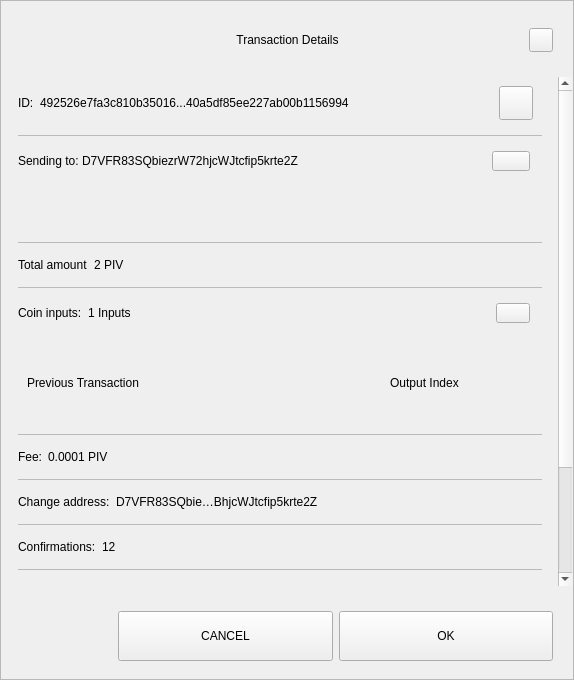
Before: the Qt Designer form src/qt/pivx/forms/sendconfirmdialog.ui in RapidsOfficial/Rapids, drawn with Qt 5.
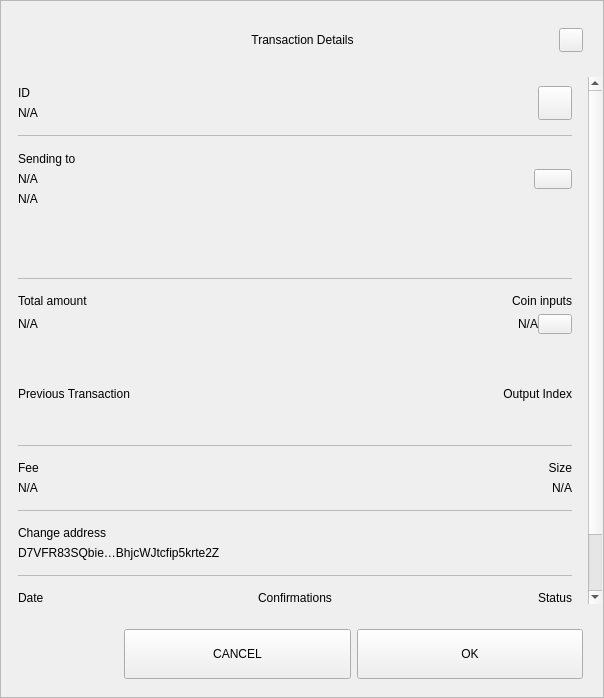
After: the same form once the commit is applied.

Commit message: [GUI] Add address-label to sendconfirm-popup

Diff of the .ui file:
```diff
--- a/src/qt/pivx/forms/sendconfirmdialog.ui
+++ b/src/qt/pivx/forms/sendconfirmdialog.ui
@@ -6,8 +6,8 @@
    <rect>
     <x>0</x>
     <y>0</y>
-    <width>574</width>
-    <height>680</height>
+    <width>604</width>
+    <height>698</height>
    </rect>
   </property>
   <property name="sizePolicy">
@@ -218,8 +218,8 @@
              <rect>
               <x>0</x>
               <y>0</y>
-              <width>556</width>
-              <height>672</height>
+              <width>586</width>
+              <height>644</height>
              </rect>
             </property>
             <property name="autoFillBackground">
@@ -263,10 +263,15 @@
                 </property>
                 <item>
                  <widget class="QWidget" name="contentID" native="true">
-                  <layout class="QHBoxLayout" name="horizontalLayout_12" stretch="0,1,0">
+                  <layout class="QHBoxLayout" name="horizontalLayout_12" stretch="0,0">
                    <property name="leftMargin">
                     <number>0</number>
                    </property>
+                   <property name="rightMargin">
+                    <number>0</number>
+                   </property>
+                   <item>
+                    <layout class="QVBoxLayout" name="contentID_int">
                    <item>
                     <widget class="QLabel" name="labelId">
                      <property name="maximumSize">
@@ -276,16 +281,18 @@
                       </size>
                      </property>
                      <property name="text">
-                      <string>ID:</string>
+                        <string>ID</string>
                      </property>
                     </widget>
                    </item>
                    <item>
                     <widget class="QLabel" name="textId">
                      <property name="text">
-                      <string>492526e7fa3c810b35016...40a5df85ee227ab00b1156994</string>
-                     </property>
-                    </widget>
+                        <string notr="true">N/A</string>
+                       </property>
+                      </widget>
+                     </item>
+                    </layout>
                    </item>
                    <item>
                     <widget class="QPushButton" name="pushCopy">
@@ -319,7 +326,7 @@
                  </widget>
                 </item>
                 <item>
-                 <widget class="QLabel" name="labelDivider9">
+                 <widget class="QLabel" name="labelDividerID">
                   <property name="maximumSize">
                    <size>
                     <width>16777215</width>
@@ -335,16 +342,36 @@
                  </widget>
                 </item>
                 <item>
-                 <widget class="QWidget" name="contentOutputs" native="true">
-                  <layout class="QHBoxLayout" name="horizontalLayout_11" stretch="0,3,0">
+                 <widget class="QWidget" name="contentOutputsLabel" native="true">
+                  <layout class="QHBoxLayout" name="horizontalLayout_11" stretch="0,0">
                    <property name="spacing">
+                    <number>6</number>
+                   </property>
+                   <property name="leftMargin">
                     <number>0</number>
                    </property>
+                   <property name="topMargin">
+                    <number>9</number>
+                   </property>
+                   <property name="rightMargin">
+                    <number>0</number>
+                   </property>
+                   <property name="bottomMargin">
+                    <number>9</number>
+                   </property>
+                   <item>
+                    <layout class="QVBoxLayout" name="contentOutputsLabel_int">
                    <property name="leftMargin">
                     <number>0</number>
                    </property>
+                     <property name="topMargin">
+                      <number>1</number>
+                     </property>
                    <property name="rightMargin">
-                    <number>12</number>
+                      <number>6</number>
+                     </property>
+                     <property name="bottomMargin">
+                      <number>1</number>
                    </property>
                    <item>
                     <widget class="QLabel" name="labelSend">
@@ -355,16 +382,43 @@
                       </size>
                      </property>
                      <property name="text">
-                      <string>Sending to: </string>
+                        <string>Sending to</string>
+                       </property>
+                      </widget>
+                     </item>
+                     <item>
+                      <widget class="QWidget" name="widget" native="true">
+                       <layout class="QVBoxLayout" name="verticalLayout_6">
+                        <property name="leftMargin">
+                         <number>0</number>
+                        </property>
+                        <property name="topMargin">
+                         <number>0</number>
+                        </property>
+                        <property name="rightMargin">
+                         <number>0</number>
+                        </property>
+                        <property name="bottomMargin">
+                         <number>0</number>
+                        </property>
+                        <item>
+                         <widget class="QLabel" name="textSendLabel">
+                          <property name="text">
+                           <string notr="true">N/A</string>
                      </property>
                     </widget>
                    </item>
                    <item>
                     <widget class="QLabel" name="textSend">
                      <property name="text">
-                      <string>D7VFR83SQbiezrW72hjcWJtcfip5krte2Z </string>
-                     </property>
-                    </widget>
+                           <string notr="true">N/A</string>
+                          </property>
+                         </widget>
+                        </item>
+                       </layout>
+                      </widget>
+                     </item>
+                    </layout>
                    </item>
                    <item>
                     <widget class="QPushButton" name="pushOutputs">
@@ -415,7 +469,7 @@
                     <rect>
                      <x>0</x>
                      <y>0</y>
-                     <width>522</width>
+                     <width>552</width>
                      <height>48</height>
                     </rect>
                    </property>
@@ -428,7 +482,7 @@
                  </widget>
                 </item>
                 <item>
-                 <widget class="QLabel" name="labelDivider8">
+                 <widget class="QLabel" name="labelDividerOutputs">
                   <property name="maximumSize">
                    <size>
                     <width>16777215</width>
@@ -444,12 +498,31 @@
                  </widget>
                 </item>
                 <item>
-                 <widget class="QWidget" name="contentAmount" native="true">
-                  <layout class="QHBoxLayout" name="horizontalLayout_4" stretch="0,1">
+                 <widget class="QWidget" name="gridAmounts" native="true">
+                  <layout class="QGridLayout" name="contentAmountInputs">
                    <property name="leftMargin">
                     <number>0</number>
                    </property>
-                   <item>
+                   <property name="topMargin">
+                    <number>9</number>
+                   </property>
+                   <property name="rightMargin">
+                    <number>0</number>
+                   </property>
+                   <property name="bottomMargin">
+                    <number>9</number>
+                   </property>
+                   <property name="horizontalSpacing">
+                    <number>12</number>
+                   </property>
+                   <item row="1" column="0">
+                    <widget class="QLabel" name="textAmount">
+                     <property name="text">
+                      <string notr="true">N/A</string>
+                     </property>
+                    </widget>
+                   </item>
+                   <item row="0" column="0">
                     <widget class="QLabel" name="labelAmount">
                      <property name="maximumSize">
                       <size>
@@ -462,42 +535,7 @@
                      </property>
                     </widget>
                    </item>
-                   <item>
-                    <widget class="QLabel" name="textAmount">
-                     <property name="text">
-                      <string>2 PIV</string>
-                     </property>
-                    </widget>
-                   </item>
-                  </layout>
-                 </widget>
-                </item>
-                <item>
-                 <widget class="QLabel" name="labelDivider6">
-                  <property name="maximumSize">
-                   <size>
-                    <width>16777215</width>
-                    <height>1</height>
-                   </size>
-                  </property>
-                  <property name="styleSheet">
-                   <string notr="true">background-color:#bababa;</string>
-                  </property>
-                  <property name="text">
-                   <string/>
-                  </property>
-                 </widget>
-                </item>
-                <item>
-                 <widget class="QWidget" name="contentInputs" native="true">
-                  <layout class="QHBoxLayout" name="horizontalLayout" stretch="0,2,0">
-                   <property name="leftMargin">
-                    <number>0</number>
-                   </property>
-                   <property name="rightMargin">
-                    <number>12</number>
-                   </property>
-                   <item>
+                   <item row="0" column="3">
                     <widget class="QLabel" name="labelInputs">
                      <property name="sizePolicy">
                       <sizepolicy hsizetype="Minimum" vsizetype="Preferred">
@@ -512,14 +550,22 @@
                       </size>
                      </property>
                      <property name="text">
-                      <string>Coin inputs:</string>
+                      <string>Coin inputs</string>
+                     </property>
+                     <property name="alignment">
+                      <set>Qt::AlignRight|Qt::AlignTrailing|Qt::AlignVCenter</set>
                      </property>
                     </widget>
                    </item>
+                   <item row="1" column="3">
+                    <layout class="QHBoxLayout" name="horizontalLayout">
                    <item>
                     <widget class="QLabel" name="textInputs">
                      <property name="text">
-                      <string>1 Inputs</string>
+                        <string notr="true">N/A</string>
+                       </property>
+                       <property name="alignment">
+                        <set>Qt::AlignRight|Qt::AlignTrailing|Qt::AlignVCenter</set>
                      </property>
                     </widget>
                    </item>
@@ -534,6 +580,9 @@
                      <property name="focusPolicy">
                       <enum>Qt::NoFocus</enum>
                      </property>
+                       <property name="layoutDirection">
+                        <enum>Qt::LeftToRight</enum>
+                       </property>
                      <property name="styleSheet">
                       <string notr="true"/>
                      </property>
@@ -541,6 +590,8 @@
                       <string/>
                      </property>
                     </widget>
+                     </item>
+                    </layout>
                    </item>
                   </layout>
                  </widget>
@@ -559,13 +610,41 @@
                     <height>90</height>
                    </size>
                   </property>
-                  <layout class="QGridLayout" name="gridLayoutInput" columnstretch="5,2" rowminimumheight="0">
+                  <property name="lineWidth">
+                   <number>0</number>
+                  </property>
+                  <layout class="QGridLayout" name="gridLayoutInput" columnstretch="5,0">
                    <property name="sizeConstraint">
                     <enum>QLayout::SetMaximumSize</enum>
                    </property>
+                   <property name="leftMargin">
+                    <number>0</number>
+                   </property>
+                   <property name="rightMargin">
+                    <number>0</number>
+                   </property>
                    <property name="verticalSpacing">
                     <number>0</number>
                    </property>
+                   <item row="0" column="1">
+                    <widget class="QLabel" name="labelOutputIndex">
+                     <property name="layoutDirection">
+                      <enum>Qt::LeftToRight</enum>
+                     </property>
+                     <property name="text">
+                      <string>Output Index</string>
+                     </property>
+                     <property name="textFormat">
+                      <enum>Qt::AutoText</enum>
+                     </property>
+                     <property name="alignment">
+                      <set>Qt::AlignRight|Qt::AlignTrailing|Qt::AlignVCenter</set>
+                     </property>
+                     <property name="margin">
+                      <number>0</number>
+                     </property>
+                    </widget>
+                   </item>
                    <item row="0" column="0" alignment="Qt::AlignLeft">
                     <widget class="QLabel" name="labelTitlePrevTx">
                      <property name="text">
@@ -573,21 +652,11 @@
                      </property>
                     </widget>
                    </item>
-                   <item row="0" column="1" alignment="Qt::AlignLeft">
-                    <widget class="QLabel" name="labelOutputIndex">
-                     <property name="text">
-                      <string>Output Index</string>
-                     </property>
-                     <property name="alignment">
-                      <set>Qt::AlignCenter</set>
-                     </property>
-                    </widget>
-                   </item>
                   </layout>
                  </widget>
                 </item>
                 <item>
-                 <widget class="QLabel" name="labelDivider1">
+                 <widget class="QLabel" name="labelDividerPrevtx">
                   <property name="maximumSize">
                    <size>
                     <width>16777215</width>
@@ -603,9 +672,19 @@
                  </widget>
                 </item>
                 <item>
-                 <widget class="QWidget" name="contentFee" native="true">
-                  <layout class="QHBoxLayout" name="horizontalLayout_7" stretch="0,1">
-                   <property name="leftMargin">
+                 <layout class="QHBoxLayout" name="contentFeeSize">
+                  <property name="topMargin">
+                   <number>9</number>
+                  </property>
+                  <property name="bottomMargin">
+                   <number>9</number>
+                  </property>
+                  <item>
+                   <layout class="QVBoxLayout" name="contentFee">
+                    <property name="topMargin">
+                     <number>0</number>
+                    </property>
+                    <property name="bottomMargin">
                     <number>0</number>
                    </property>
                    <item>
@@ -617,22 +696,64 @@
                       </size>
                      </property>
                      <property name="text">
-                      <string>Fee:</string>
+                       <string>Fee</string>
                      </property>
                     </widget>
                    </item>
                    <item>
                     <widget class="QLabel" name="textFee">
                      <property name="text">
-                      <string>0.0001 PIV</string>
+                       <string notr="true">N/A</string>
                      </property>
                     </widget>
                    </item>
                   </layout>
+                  </item>
+                  <item>
+                   <widget class="QWidget" name="contentSize" native="true">
+                    <layout class="QVBoxLayout" name="contentSize_layout">
+                     <property name="topMargin">
+                      <number>0</number>
+                     </property>
+                     <property name="rightMargin">
+                      <number>0</number>
+                     </property>
+                     <property name="bottomMargin">
+                      <number>0</number>
+                     </property>
+                     <item>
+                      <widget class="QLabel" name="labelSize">
+                       <property name="maximumSize">
+                        <size>
+                         <width>16777215</width>
+                         <height>16777215</height>
+                        </size>
+                       </property>
+                       <property name="text">
+                        <string>Size</string>
+                       </property>
+                       <property name="alignment">
+                        <set>Qt::AlignRight|Qt::AlignTrailing|Qt::AlignVCenter</set>
+                       </property>
                  </widget>
                 </item>
                 <item>
-                 <widget class="QLabel" name="labelDivider2">
+                      <widget class="QLabel" name="textSize">
+                       <property name="text">
+                        <string notr="true">N/A</string>
+                       </property>
+                       <property name="alignment">
+                        <set>Qt::AlignRight|Qt::AlignTrailing|Qt::AlignVCenter</set>
+                       </property>
+                      </widget>
+                     </item>
+                    </layout>
+                   </widget>
+                  </item>
+                 </layout>
+                </item>
+                <item>
+                 <widget class="QLabel" name="labelDividerFeeSize">
                   <property name="maximumSize">
                    <size>
                     <width>16777215</width>
@@ -649,10 +770,19 @@
                 </item>
                 <item>
                  <widget class="QWidget" name="contentChangeAddress" native="true">
-                  <layout class="QHBoxLayout" name="horizontalLayout_6" stretch="0,1">
+                  <layout class="QVBoxLayout" name="contentChangeAddress_layout">
                    <property name="leftMargin">
                     <number>0</number>
                    </property>
+                   <property name="topMargin">
+                    <number>9</number>
+                   </property>
+                   <property name="rightMargin">
+                    <number>0</number>
+                   </property>
+                   <property name="bottomMargin">
+                    <number>9</number>
+                   </property>
                    <item>
                     <widget class="QLabel" name="labelChange">
                      <property name="maximumSize">
@@ -662,7 +792,7 @@
                       </size>
                      </property>
                      <property name="text">
-                      <string>Change address:</string>
+                      <string>Change address</string>
                      </property>
                     </widget>
                    </item>
@@ -677,7 +807,7 @@
                  </widget>
                 </item>
                 <item>
-                 <widget class="QLabel" name="labelDivider4">
+                 <widget class="QLabel" name="labelDividerChange">
                   <property name="maximumSize">
                    <size>
                     <width>16777215</width>
@@ -693,12 +823,25 @@
                  </widget>
                 </item>
                 <item>
-                 <widget class="QWidget" name="contentConfirmations" native="true">
-                  <layout class="QHBoxLayout" name="horizontalLayout_8" stretch="0,1">
+                 <widget class="QWidget" name="gridConfDateStatus" native="true">
+                  <layout class="QGridLayout" name="contentConfDateStatus">
                    <property name="leftMargin">
                     <number>0</number>
                    </property>
-                   <item>
+                   <property name="rightMargin">
+                    <number>0</number>
+                   </property>
+                   <item row="1" column="3">
+                    <widget class="QLabel" name="textStatus">
+                     <property name="text">
+                      <string>Spendable</string>
+                     </property>
+                     <property name="alignment">
+                      <set>Qt::AlignRight|Qt::AlignTrailing|Qt::AlignVCenter</set>
+                     </property>
+                    </widget>
+                   </item>
+                   <item row="0" column="1">
                     <widget class="QLabel" name="labelConfirmations">
                      <property name="maximumSize">
                       <size>
@@ -707,88 +850,40 @@
                       </size>
                      </property>
                      <property name="text">
-                      <string>Confirmations:</string>
+                      <string>Confirmations</string>
                      </property>
+                     <property name="alignment">
+                      <set>Qt::AlignCenter</set>
+                     </property>
                     </widget>
                    </item>
-                   <item>
+                   <item row="0" column="3">
+                    <widget class="QLabel" name="labelStatus">
+                     <property name="maximumSize">
+                      <size>
+                       <width>16777215</width>
+                       <height>16777215</height>
+                      </size>
+                     </property>
+                     <property name="text">
+                      <string>Status</string>
+                     </property>
+                     <property name="alignment">
+                      <set>Qt::AlignRight|Qt::AlignTrailing|Qt::AlignVCenter</set>
+                     </property>
+                    </widget>
+                   </item>
+                   <item row="1" column="1">
                     <widget class="QLabel" name="textConfirmations">
                      <property name="text">
-                      <string>12</string>
+                      <string notr="true">N/A</string>
                      </property>
-                    </widget>
-                   </item>
-                  </layout>
-                 </widget>
-                </item>
-                <item>
-                 <widget class="QLabel" name="labelDivider7">
-                  <property name="maximumSize">
-                   <size>
-                    <width>16777215</width>
-                    <height>1</height>
-                   </size>
-                  </property>
-                  <property name="styleSheet">
-                   <string notr="true">background-color:#bababa;</string>
-                  </property>
-                  <property name="text">
-                   <string/>
-                  </property>
-                 </widget>
-                </item>
-                <item>
-                 <widget class="QWidget" name="contentSize" native="true">
-                  <layout class="QHBoxLayout" name="horizontalLayout_9" stretch="0,1">
-                   <property name="leftMargin">
-                    <number>0</number>
-                   </property>
-                   <item>
-                    <widget class="QLabel" name="labelSize">
-                     <property name="maximumSize">
-                      <size>
-                       <width>16777215</width>
-                       <height>16777215</height>
-                      </size>
-                     </property>
-                     <property name="text">
-                      <string>Size:</string>
-                     </property>
-                    </widget>
-                   </item>
-                   <item>
-                    <widget class="QLabel" name="textSize">
-                     <property name="text">
-                      <string>2 kB</string>
-                     </property>
-                    </widget>
-                   </item>
-                  </layout>
-                 </widget>
-                </item>
-                <item>
-                 <widget class="QLabel" name="labelDivider3">
-                  <property name="maximumSize">
-                   <size>
-                    <width>16777215</width>
-                    <height>1</height>
-                   </size>
-                  </property>
-                  <property name="styleSheet">
-                   <string notr="true">background-color:#bababa;</string>
-                  </property>
-                  <property name="text">
-                   <string/>
-                  </property>
-                 </widget>
-                </item>
-                <item>
-                 <widget class="QWidget" name="contentDate" native="true">
-                  <layout class="QHBoxLayout" name="horizontalLayout_5" stretch="0,1">
-                   <property name="leftMargin">
-                    <number>0</number>
-                   </property>
-                   <item>
+                     <property name="alignment">
+                      <set>Qt::AlignCenter</set>
+                     </property>
+                    </widget>
+                   </item>
+                   <item row="0" column="0">
                     <widget class="QLabel" name="labelDate">
                      <property name="maximumSize">
                       <size>
@@ -797,22 +892,28 @@
                       </size>
                      </property>
                      <property name="text">
-                      <string>Date:</string>
+                      <string>Date</string>
+                     </property>
+                     <property name="alignment">
+                      <set>Qt::AlignLeading|Qt::AlignLeft|Qt::AlignVCenter</set>
                      </property>
                     </widget>
                    </item>
-                   <item>
+                   <item row="1" column="0">
                     <widget class="QLabel" name="textDate">
                      <property name="text">
                       <string>May 25, 2017</string>
                      </property>
+                     <property name="alignment">
+                      <set>Qt::AlignLeading|Qt::AlignLeft|Qt::AlignVCenter</set>
+                     </property>
                     </widget>
                    </item>
                   </layout>
                  </widget>
                 </item>
                 <item>
-                 <widget class="QLabel" name="labelDivider5">
+                 <widget class="QLabel" name="labelDividerConfs">
                   <property name="maximumSize">
                    <size>
                     <width>16777215</width>
@@ -827,35 +928,6 @@
                   </property>
                  </widget>
                 </item>
-                <item>
-                 <widget class="QWidget" name="contentStatus" native="true">
-                  <layout class="QHBoxLayout" name="horizontalLayout_10" stretch="0,1">
-                   <property name="leftMargin">
-                    <number>0</number>
-                   </property>
-                   <item>
-                    <widget class="QLabel" name="labelStatus">
-                     <property name="maximumSize">
-                      <size>
-                       <width>16777215</width>
-                       <height>16777215</height>
-                      </size>
-                     </property>
-                     <property name="text">
-                      <string>Status:</string>
-                     </property>
-                    </widget>
-                   </item>
-                   <item>
-                    <widget class="QLabel" name="textStatus">
-                     <property name="text">
-                      <string>Spendable</string>
-                     </property>
-                    </widget>
-                   </item>
-                  </layout>
-                 </widget>
-                </item>
                 <item>
                  <spacer name="verticalSpacer_2">
                   <property name="orientation">
```
Lines whose indentation alone changed are shown as unchanged. The commit also changes 1 other file.
